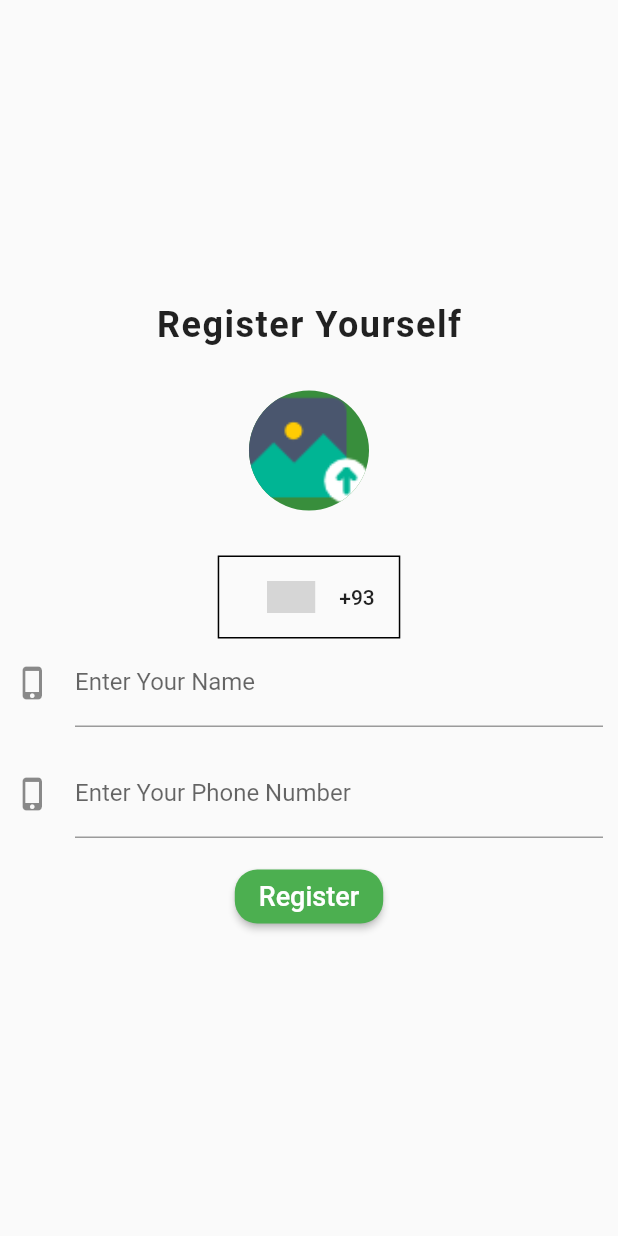
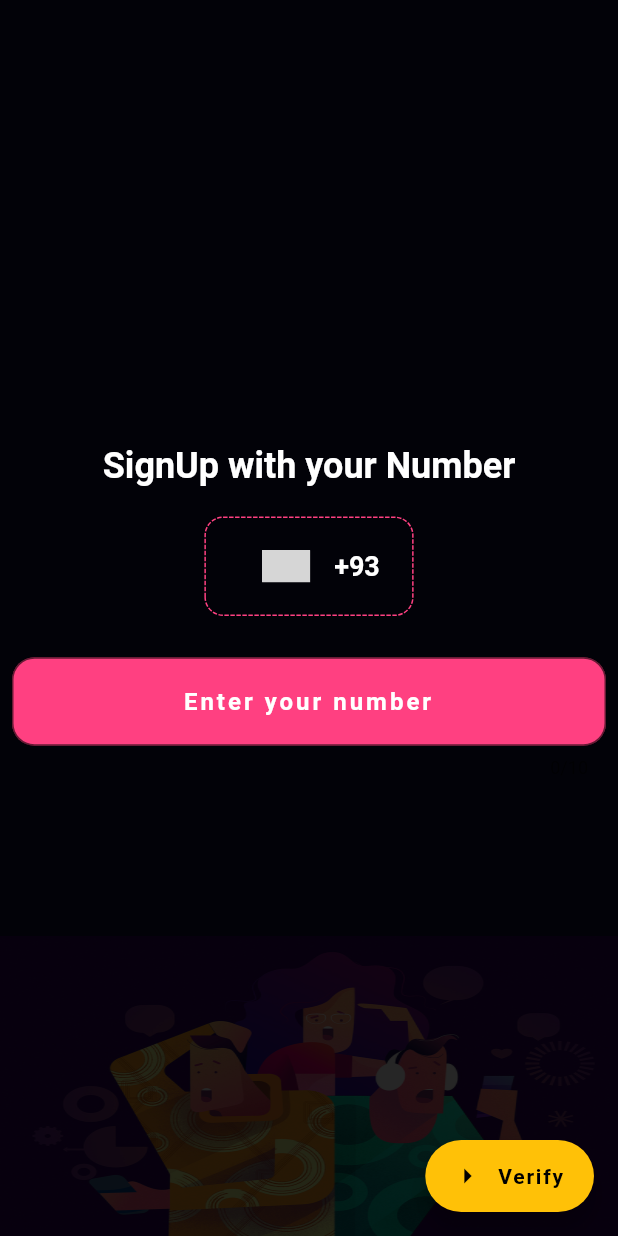
Before and after one commit to Mashood97/hundred_days_flutter_challenge, a Flutter app: the screen it shows after launch, on a phone screen of 412 x 824 dp. Run offline on Flutter 3.47's test engine with Material 2 defaults, Android fonts, the phone set to English and light mode, and no system bars; drawn by our look-alikes of country_code_picker, dotted_border; grey boxes are pictures that could not be loaded.

Commit message:
flutter home screen with tabs added

```diff
--- a/lib/main.dart
+++ b/lib/main.dart
@@ -1,7 +1,8 @@
 import 'package:flutter/material.dart';
+import 'package:hundreddaysflutterchallenge/screens/tabs_home_screen.dart';
+import './screens/verify_number_screen.dart';
 import './screens/auth_screen.dart';
-import './screens/verify_number_screen.dart';
-import './screens/home_screen.dart';
+import './screens/chat_screen.dart';
 
 void main() {
   runApp(HomeConfig());
@@ -12,20 +13,22 @@ class HomeConfig extends StatelessWidget {
   Widget build(BuildContext context) {
     return MaterialApp(
       theme: ThemeData(
-          primarySwatch: Colors.green,
-          accentColor: Colors.lightGreen,
+          primaryColor: Color(0xFF0B1033),
+          accentColor: Colors.pinkAccent,
+          canvasColor: Colors.black,
+          fontFamily: 'Roboto',
           textTheme: TextTheme(
             title: TextStyle(
               color: Colors.white,
               fontSize: 18,
             ),
-          )),
+          ),),
       initialRoute: '/',
       routes: {
         '/': (ctx) => AuthScreen(),
-        HomeScreen.routeArgs: (ctx) => HomeScreen(),
         VerifyPhoneNumber.routeArgs: (ctx) => VerifyPhoneNumber(),
-//        AuthScreen.auth_route_args: (ctx) => AuthScreen(),
+        ChatScreen.routeArgs: (ctx) => ChatScreen(),
+        TabsHomeScreen.routeArgs: (ctx) => TabsHomeScreen(),
       },
     );
   }
--- a/lib/screens/auth_screen.dart
+++ b/lib/screens/auth_screen.dart
@@ -1,158 +1,72 @@
-import 'dart:io';
-
 import 'package:flutter/material.dart';
 import 'package:country_code_picker/country_code_picker.dart';
-import '../screens/verify_number_screen.dart';
-import 'package:image_picker/image_picker.dart';
+import 'package:dotted_border/dotted_border.dart';
+import 'package:hundreddaysflutterchallenge/screens/verify_number_screen.dart';
 
-class AuthScreen extends StatefulWidget {
-  static const auth_route_args = '/auth-screen';
-
-  @override
-  _AuthScreenState createState() => _AuthScreenState();
-}
-
-class _AuthScreenState extends State<AuthScreen> {
-  String country_code;
-
-  String phoneNum;
-
-  String phoneCode;
-
-  String userName;
-
-  File _image;
-  String verificationId;
-  int forceResendCode;
-
-  Future getImage() async {
-    var image = await ImagePicker.pickImage(source: ImageSource.gallery);
-
-    setState(() {
-      _image = image;
-    });
-  }
-
-  //  Future<bool> _loginUser(String phone, BuildContext context) async {
-  //    FirebaseAuth _auth = FirebaseAuth.instance;
-  //    _auth.verifyPhoneNumber(
-  //        phoneNumber: phone,
-  //        timeout: Duration(seconds: 60),
-  //        verificationCompleted: (AuthCredential credential) async {
-  //          Navigator.of(context).pop();
-  //          AuthResult result = await _auth.signInWithCredential(credential);
-  //          FirebaseUser user = result.user;
-  //          if (user != null) {
-  //            await _firestore.collection('users').add({
-  //              'name': userName,
-  //              'phoneNum': phoneNum,
-  //              'dateTime': DateFormat.yMMMEd().format(DateTime.now()),
-  //              'image': _image.uri.toFilePath(),
-  //            });
-  //            Navigator.of(context)
-  //                .pushReplacementNamed(HomeScreen.routeArgs, arguments: user);
-  //          } else {
-  //            print('error occured while sending code');
-  //          }
-  //        },
-  //        verificationFailed: (AuthException exception) {
-  //          print(exception.message);
-  //        },
-  //        codeSent: (String verificationId, [int forceResendCode]) {
-  //          showDialog(
-  //            context: context,
-  //            barrierDismissible: false,
-  //            builder: (context) => AlertDialog(
-  //              title: Text(
-  //                'Enter the code',
-  //                style: Theme.of(context).textTheme.title,
-  //              ),
-  //              content: Column(
-  //                mainAxisSize: MainAxisSize.min,
-  //                children: <Widget>[
-  //                  TextField(
-  //                    onChanged: (val) {
-  //                      phoneCode = val;
-  //                    },
-  //                  ),
-  //                  SizedBox(
-  //                    height: 15,
-  //                  ),
-  //                ],
-  //              ),
-  //              actions: <Widget>[
-  //                FlatButton(
-  //                  child: Text('Confirm'),
-  //                  onPressed: () async {
-  //                    AuthCredential credential = PhoneAuthProvider.getCredential(
-  //                        verificationId: verificationId, smsCode: phoneCode);
-  //                    AuthResult result =
-  //                    await _auth.signInWithCredential(credential);
-  //                    FirebaseUser user = result.user;
-  //                    if (user != null) {
-  //                      Navigator.of(context)
-  //                          .pushReplacementNamed(HomeScreen.routeArgs);
-  //                    } else {
-  //                      print('error occured while sending code');
-  //                    }
-  //                  },
-  //                  textColor: Colors.white,
-  //                  color: Theme.of(context).primaryColor,
-  //                )
-  //              ],
-  //            ),
-  //          );
-  //        },
-  //        codeAutoRetrievalTimeout: null);
-  //  }
-
+class AuthScreen extends StatelessWidget {
   @override
   Widget build(BuildContext context) {
     return Scaffold(
-      body: SafeArea(
-          child: Padding(
-        padding: const EdgeInsets.all(10.0),
-        child: Center(
-          child: SingleChildScrollView(
+      body: Stack(
+        children: <Widget>[
+          Container(
+            color: Theme.of(context).primaryColor,
+          ),
+          Align(
+            alignment: Alignment.bottomLeft,
+            child: Container(
+              width: double.infinity,
+              height: 200,
+              decoration: BoxDecoration(
+                  image: DecorationImage(
+                      image: AssetImage('asset/images/authimg.jpeg'),
+                      fit: BoxFit.fill)),
+            ),
+          ),
+          Align(
+            alignment: Alignment.bottomLeft,
+            child: Container(
+              color: Colors.black.withOpacity(0.85),
+            ),
+          ),
+          Align(
+            alignment: Alignment.center,
             child: Column(
               mainAxisAlignment: MainAxisAlignment.center,
               children: <Widget>[
                 Text(
-                  'Register Yourself',
+                  'SignUp with your Number',
                   style: TextStyle(
+                    color: Colors.white,
                     fontSize: 24,
-                    fontWeight: FontWeight.w700,
-                    letterSpacing: 1,
+                    fontWeight: FontWeight.bold,
                   ),
                 ),
                 SizedBox(
-                  height: 30,
+                  height: 20,
                 ),
-                GestureDetector(
-                  onTap: getImage,
-                  child: CircleAvatar(
-                    backgroundImage: _image == null
-                        ? AssetImage('asset/images/interface.png')
-                        : FileImage(_image),
-                    radius: 40,
-                  ),
-                ),
-                SizedBox(
-                  height: 30,
-                ),
-                Container(
-                  decoration: BoxDecoration(
-                    border: Border.all(color: Colors.black),
-                  ),
+                DottedBorder(
+                  borderType: BorderType.RRect,
+                  radius: Radius.circular(12),
+                  color: Theme.of(context).accentColor,
+                  padding: EdgeInsets.all(6),
+                  child: ClipRRect(
+                    borderRadius: BorderRadius.all(Radius.circular(12)),
                     child: CountryCodePicker(
                       searchDecoration:
                           InputDecoration(labelText: 'Search Country'),
                       onChanged: (value) {
-                      country_code = value.toString();
-                      print(country_code);
+                        print(value);
                       },
+
+                      textStyle: TextStyle(
+                        color: Colors.white,
+                        fontWeight: FontWeight.bold,
+                        fontSize: 18,
+                      ),
+
                       // Initial selection and favorite can be one of code ('IT') OR dial_code('+39')
-//                favorite: ['+92', 'PK'],
+                      favorite: ['+92', 'PK'],
                       // optional. Shows only country name and flag
                       showCountryOnly: false,
                       // optional. Shows only country name and flag when popup is closed.
@@ -161,56 +75,58 @@ class _AuthScreenState extends State<AuthScreen> {
                       alignLeft: false,
                     ),
                   ),
-                TextField(
-                  onChanged: (val) {
-                    userName = val;
-                  },
-                  decoration: InputDecoration(
-                    labelText: 'Enter Your Name',
-                    hintText: 'e.g xyz',
-                    icon: Icon(Icons.phone_iphone),
-                  ),
-                  keyboardType: TextInputType.text,
                 ),
                 SizedBox(
-                  height: 15,
+                  height: 20,
                 ),
-                TextField(
-                  onChanged: (val) {
-                    phoneNum = val;
-                  },
+                Padding(
+                  padding: const EdgeInsets.all(8.0),
+                  child: TextField(
+                    textAlign: TextAlign.center,
+                    maxLength: 10,
+                    keyboardType: TextInputType.number,
+                    style: TextStyle(
+                      color: Colors.white,
+                      fontWeight: FontWeight.bold,
+                      letterSpacing: 2,
+                    ),
                     decoration: InputDecoration(
-                    labelText: 'Enter Your Phone Number',
-                    hintText: 'e.g 3352655824',
-                    icon: Icon(Icons.phone_iphone),
-                  ),
-                  keyboardType: TextInputType.number,
-                ),
-                SizedBox(
-                  height: 15,
-                ),
-                RaisedButton(
-                  color: Theme.of(context).primaryColor,
-                  shape: RoundedRectangleBorder(
+                      filled: true,
+                      fillColor: Theme.of(context).accentColor,
+                      border: OutlineInputBorder(
                         borderRadius: BorderRadius.circular(15),
                       ),
-                  child: Text(
-                    'Register',
-                    style: Theme.of(context).textTheme.title,
+                      hintText: 'Enter your number',
+                      hintStyle: TextStyle(
+                        color: Colors.white,
+                        letterSpacing: 2,
                       ),
-                  onPressed: () {
-                    String phoneNumber = country_code + phoneNum;
-                    print(phoneNumber);
-                    Navigator.of(context)
-                        .pushReplacementNamed(VerifyPhoneNumber.routeArgs);
-////                    _loginUser(phoneNumber, context);
-                  },
+                    ),
+                  ),
                 ),
               ],
             ),
           ),
+        ],
       ),
-      )),
+      floatingActionButton: FloatingActionButton.extended(
+        splashColor: Theme.of(context).accentColor,
+        label: Text(
+          'Verify',
+          style: TextStyle(
+            fontWeight: FontWeight.bold,
+            color: Colors.black,
+          ),
+        ),
+        icon: Icon(
+          Icons.arrow_right,
+          color: Colors.black,
+        ),
+        onPressed: () {
+          Navigator.of(context).pushNamed(VerifyPhoneNumber.routeArgs);
+        },
+        backgroundColor: Colors.amber,
+      ),
     );
   }
 }
```
Also changed, not shown: lib/screens/calls_screen.dart (added, +8 -0 lines), lib/screens/chat_screen.dart (added, +158 -0 lines), lib/screens/group_screen.dart (added, +8 -0 lines), lib/screens/home_screen.dart (deleted, +0 -19 lines), lib/screens/status_screen.dart (added, +8 -0 lines), lib/screens/tabs_home_screen.dart (added, +72 -0 lines), lib/screens/verify_number_screen.dart (+21 -15 lines), lib/widgets/chat_listtile.dart (added, +84 -0 lines), lib/widgets/verify_phone_list.dart (deleted, +0 -18 lines), lib/widgets/verify_phone_textfiekd.dart (+20 -13 lines), pubspec.yaml (+7 -6 lines), asset/fonts/Roboto-Bold.ttf (added), asset/fonts/Roboto-Regular.ttf (added), asset/images/authimg.jpeg (added), 2 more files. Lines whose indentation alone changed are shown as unchanged.
